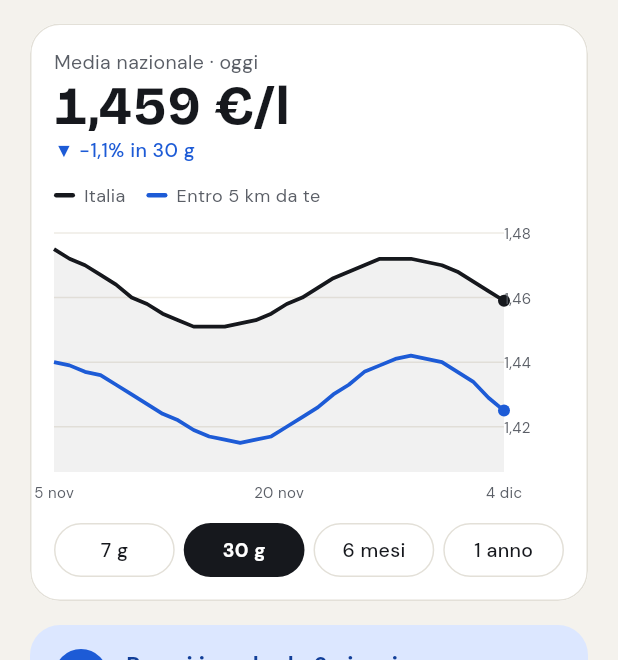
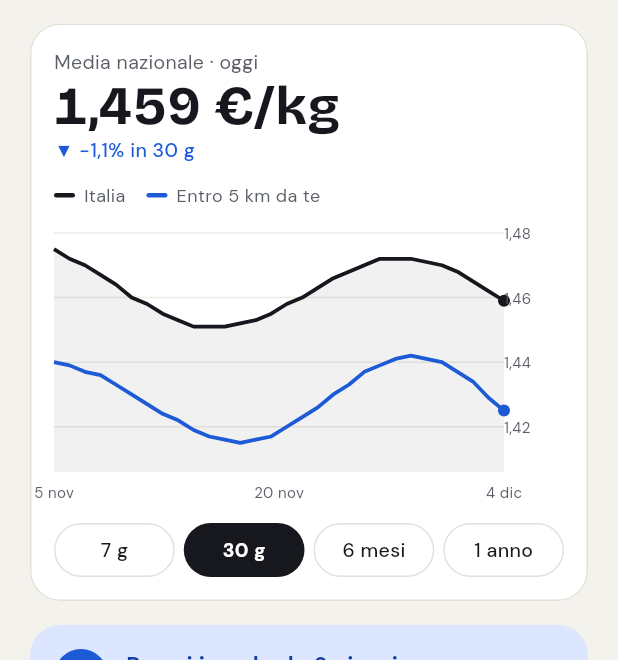
Before and after one commit to markitiello/benzina, a Flutter app: the TrendsScreen screen opened by its route, after a tap on "Diesel", after a tap on "GPL", after a tap on "Metano", on a phone screen of 412 x 824 dp, the part 179-839 px from its top. Run offline on Flutter 3.47's test engine with Material 3 defaults, Android fonts, the phone set to English and light mode, and no system bars; drawn by our look-alikes of fl_chart; our stand-ins replace firebase_core, firebase_messaging, flutter_local_notifications, flutter_map, flutter_riverpod, geolocator and 5 more; missing offline and left inert: firebase_app_check; accounts and stored records are empty.

```diff
--- a/lib/features/trends/trends_screen.dart
+++ b/lib/features/trends/trends_screen.dart
@@ -64,6 +64,17 @@ class _TrendsScreenState extends ConsumerState<TrendsScreen> {
                 value: national,
                 loadingHeight: 300,
                 builder: (points) {
+                  if (points.isEmpty) {
+                    return Padding(
+                      padding: const EdgeInsets.symmetric(vertical: 32),
+                      child: Text(
+                        'Ancora nessun dato per ${_fuel.label.toLowerCase()} in questo periodo.',
+                        textAlign: TextAlign.center,
+                        style: TextStyle(color: c.muted),
+                      ),
+                    );
+                  }
+                  final areaPoints = area.value ?? const <PricePoint>[];
                   final today = points.last.price;
                   final change = today / points.first.price - 1;
                   final label = _periods.firstWhere((p) => p.$1 == _days).$2;
@@ -75,7 +86,7 @@ class _TrendsScreenState extends ConsumerState<TrendsScreen> {
                         style: TextStyle(fontSize: 13, color: c.muted),
                       ),
                       Text(
-                        '${formatPrice(today)} €/l',
+                        '${formatPrice(today)} ${priceUnit(_fuel)}',
                         style: displayStyle(
                           fontSize: 36,
                           height: 1.1,
@@ -94,6 +105,9 @@ class _TrendsScreenState extends ConsumerState<TrendsScreen> {
                       ChartLegend(
                         items: [
                           ('Italia', c.ink, false),
+                          // Con pochi distributori vicini (es. metano) la
+                          // media della zona può mancare.
+                          if (areaPoints.isNotEmpty)
                             (
                               'Entro ${formatKm(radius).replaceAll(',0', '')} da te',
                               c.cheap,
@@ -105,10 +119,18 @@ class _TrendsScreenState extends ConsumerState<TrendsScreen> {
                       PriceChart(
                         series: [
                           ChartSeries(points: points, color: c.ink, area: true),
-                          if (area.value case final a?)
-                            ChartSeries(points: a, color: c.cheap),
+                          if (areaPoints.isNotEmpty)
+                            ChartSeries(points: areaPoints, color: c.cheap),
                         ],
                       ),
+                      if (area.hasValue && areaPoints.isEmpty) ...[
+                        const SizedBox(height: 6),
+                        Text(
+                          'Nessun distributore di ${_fuel.label.toLowerCase()} entro '
+                          '${formatKm(radius).replaceAll(',0', '')} da te per la media della zona.',
+                          style: TextStyle(fontSize: 12, color: c.muted),
+                        ),
+                      ],
                       const SizedBox(height: 12),
                       Row(
                         children: [
@@ -131,13 +153,14 @@ class _TrendsScreenState extends ConsumerState<TrendsScreen> {
               ),
             ),
             const SizedBox(height: 16),
-            if (national.value case final points?) ...[
-              if (area.value case final a?)
+            if (national.value case final points? when points.isNotEmpty) ...[
+              if (area.value case final a? when a.isNotEmpty) ...[
                 _InsightCard(national: points, area: a),
                 const SizedBox(height: 16),
+              ],
               _Stats(
                 points: points,
-                yearAgo: yearly.value?.first.price,
+                yearAgo: yearly.value?.firstOrNull?.price,
                 periodLabel: _periods.firstWhere((p) => p.$1 == _days).$2,
               ),
             ],
```
Also changed, not shown: lib/features/nearby/nearby_screen.dart (+8 -2 lines), 1 other file. Lines whose indentation alone changed are shown as unchanged.
